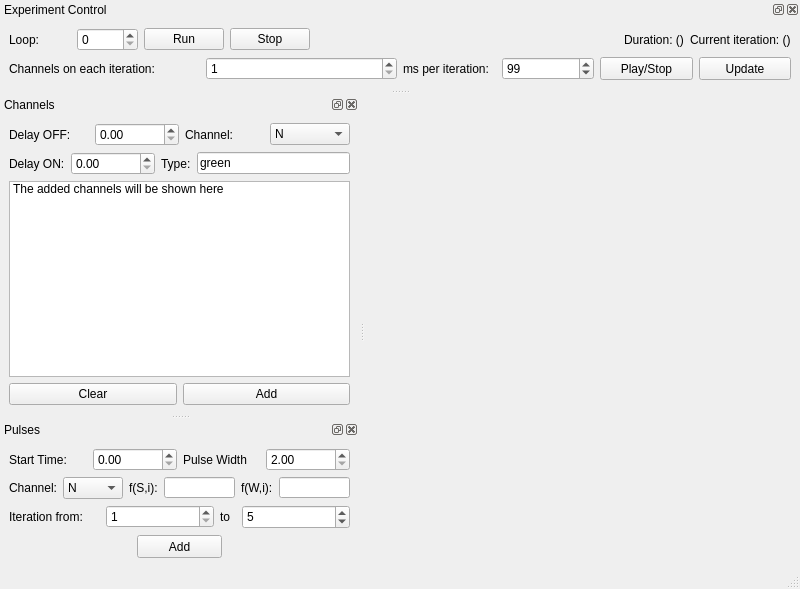
This is src/qudi/gui/pulsed_esr/pulsed_esr2.ui in tugatoconhelado/Qoptics_exp as Qt 5 draws it before an edit. The edited form follows.
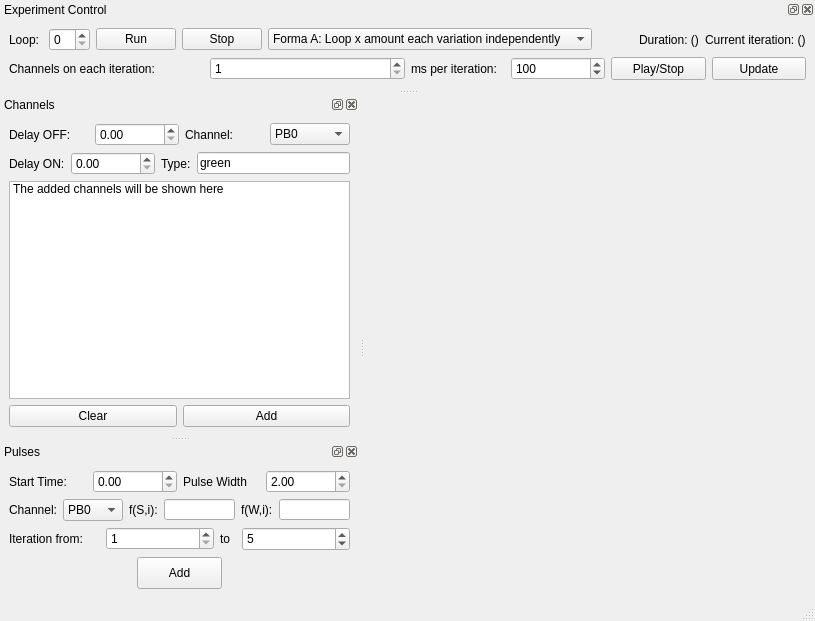
This is the edited form. Custom widgets are drawn as their Qt base class.

The edit to the form file:
```diff
--- a/src/qudi/gui/pulsed_esr/pulsed_esr2.ui
+++ b/src/qudi/gui/pulsed_esr/pulsed_esr2.ui
@@ -6,8 +6,8 @@
    <rect>
     <x>0</x>
     <y>0</y>
-    <width>800</width>
-    <height>589</height>
+    <width>815</width>
+    <height>621</height>
    </rect>
   </property>
   <property name="windowTitle">
@@ -67,11 +67,6 @@
          </item>
          <item>
           <widget class="QComboBox" name="channel_identifier_combobox">
-           <item>
-            <property name="text">
-             <string>N</string>
-            </property>
-           </item>
            <item>
             <property name="text">
              <string>PB0</string>
@@ -302,11 +297,6 @@
          </item>
          <item>
           <widget class="QComboBox" name="pulse_channel_combobox">
-           <item>
-            <property name="text">
-             <string>N</string>
-            </property>
-           </item>
            <item>
             <property name="text">
              <string>PB0</string>
@@ -553,7 +543,7 @@
    <widget class="QWidget" name="dockWidgetContents_3">
     <layout class="QVBoxLayout" name="verticalLayout_5">
      <item>
-      <layout class="QHBoxLayout" name="horizontalLayout_6" stretch="1,1,1,1,5,0,0">
+      <layout class="QHBoxLayout" name="horizontalLayout_6" stretch="1,1,1,1,0,5,0,0">
        <item>
         <widget class="QLabel" name="loop_label">
          <property name="text">
@@ -578,6 +568,25 @@
          </property>
         </widget>
        </item>
+       <item>
+        <widget class="QComboBox" name="type_variation_combobox">
+         <item>
+          <property name="text">
+           <string>Forma A: Loop x amount each variation independently</string>
+          </property>
+         </item>
+         <item>
+          <property name="text">
+           <string>Forma B: Loop x amount the varaitions consecutively</string>
+          </property>
+         </item>
+         <item>
+          <property name="text">
+           <string>Forma C: Loop x amount of the variations randomly</string>
+          </property>
+         </item>
+        </widget>
+       </item>
        <item>
         <spacer name="horizontalSpacer">
          <property name="orientation">
@@ -647,7 +656,7 @@
             <number>1000000</number>
            </property>
            <property name="value">
-            <number>99</number>
+            <number>100</number>
            </property>
           </widget>
          </item>
```
Left out of the diff: 8 changed lines with no effect on the pictures.
